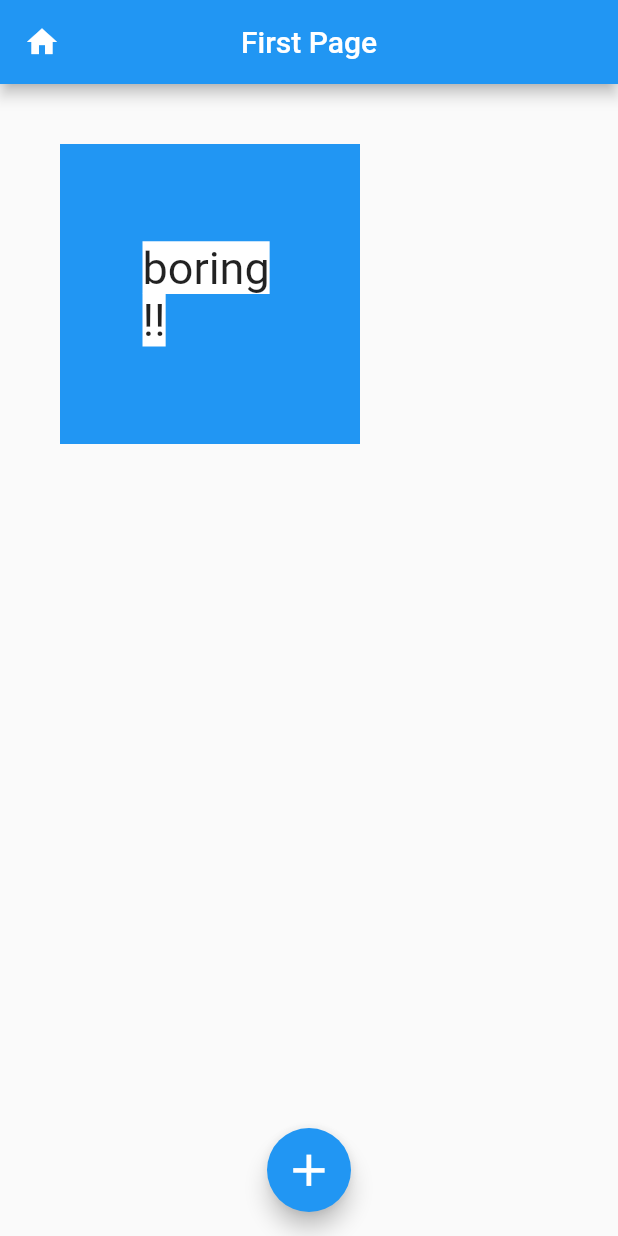
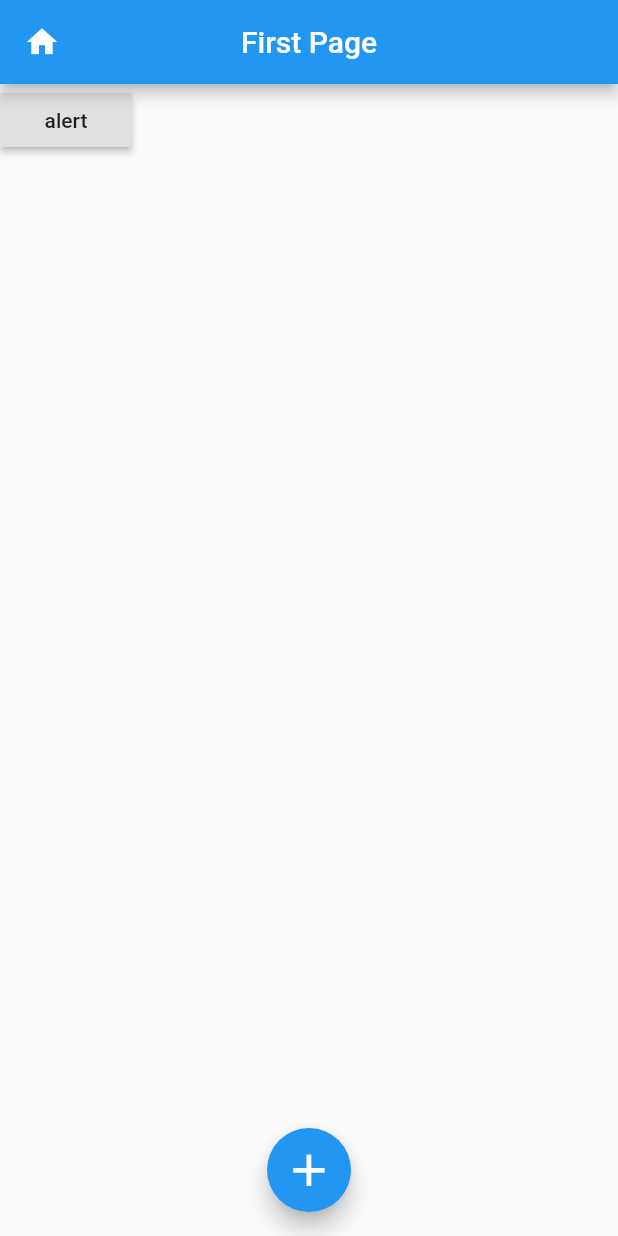
Before and after one commit to omvivek/sist_vs, a Flutter app: the screen it shows after launch, on a phone screen of 412 x 824 dp. Run offline on Flutter 3.47's test engine with Material 2 defaults, Android fonts, the phone set to English and light mode, and no system bars.

Commit message:
Alert Dialog

```diff
--- a/lib/main.dart
+++ b/lib/main.dart
@@ -110,18 +110,13 @@ class Page extends StatelessWidget {
             _scafoldkey.currentState.showSnackBar(snackbar);
           },
         ),
-        body: Container(
-          color: Colors.blue,
-          height: 200,
-          width: 200,
-          alignment: Alignment.center,
-          margin: EdgeInsets.only(left: 40, top: 40),
-          padding: EdgeInsets.all(55),
-          child: Text(
-            "boring !! ",
-            style: TextStyle(backgroundColor: Colors.white, fontSize: 30),
-          ),
+        body: RaisedButton(
+          onPressed: () {
+            createalert(context);
+          },
+          child: Text("alert"),
         )
+        //Container(color: Colors.blue,height: 200,width: 200,alignment: Alignment.center,margin: EdgeInsets.only(left: 40, top: 40),padding: EdgeInsets.all(55),child: Text("boring !! ",style: TextStyle(backgroundColor: Colors.white, fontSize: 30),),)
         //Container(margin: EdgeInsets.all(16),child: Column(children: [ TextField(controller: editingController,keyboardType: TextInputType.phone,decoration: InputDecoration(hintText: "Enter Phone Number",suffixIcon: Icon(Icons.phone),border: OutlineInputBorder()),),RaisedButton(onPressed: () {print('' + editingController.text);},child: Text("login"),)],)),
         //Column(mainAxisAlignment: MainAxisAlignment.spaceBetween,children: [RaisedButton(onPressed: () {},color: Colors.green,child: Text("next"),),RaisedButton(onPressed: () {},color: Colors.green,child: Text("pre"),)],)
         //Row(mainAxisAlignment: MainAxisAlignment.spaceBetween,children: [Icon(Icons.home),Icon(Icons.list), ],),
@@ -130,4 +125,26 @@ class Page extends StatelessWidget {
         //Text("SIST",style: TextStyle(fontSize: 30,fontWeight: FontWeight.bold,color: Colors.blue,fontStyle: FontStyle.italic),)
         );
   }
+
+  createalert(BuildContext context) {
+    var alertdialog = AlertDialog(
+      backgroundColor: Colors.blue,
+      elevation: 10.0,
+      title: Text("Congrats"),
+      content: Text("you have won iphone 7 plus"),
+      actions: [
+        GestureDetector(
+          child: Text("close"),
+          onTap: () {
+            Navigator.pop(context);
+          },
+        )
+      ],
+    );
+    showDialog(
+        context: context,
+        builder: (BuildContext context) {
+          return alertdialog;
+        });
+  }
 }
```
